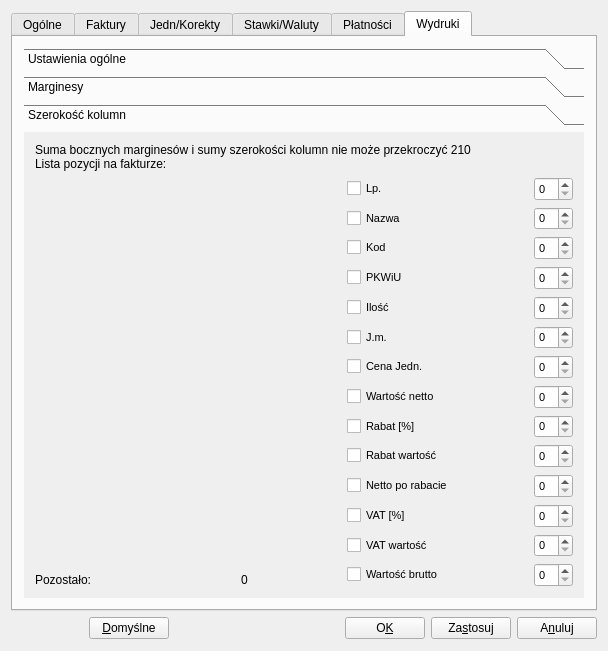
This is Ustawienia.ui in juliagoda/qfaktury as Qt 5 draws it before an edit. The edited form follows.
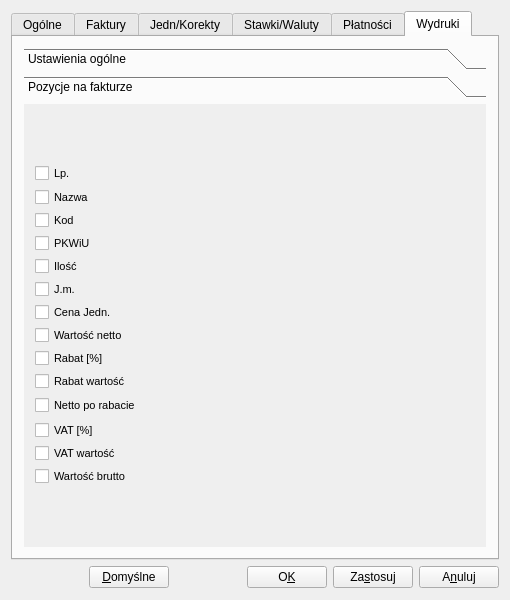
This is the edited form. The open tabs and pages were chosen to show the change.

Diff of the .ui file:
```diff
--- a/Ustawienia.ui
+++ b/Ustawienia.ui
@@ -5,8 +5,8 @@
    <rect>
     <x>0</x>
     <y>0</y>
-    <width>608</width>
-    <height>651</height>
+    <width>510</width>
+    <height>600</height>
    </rect>
   </property>
   <property name="sizePolicy" >
@@ -15,11 +15,17 @@
     <verstretch>0</verstretch>
    </sizepolicy>
   </property>
+  <property name="maximumSize" >
+   <size>
+    <width>510</width>
+    <height>600</height>
+   </size>
+  </property>
   <property name="windowTitle" >
    <string>Ustawienia</string>
   </property>
-  <layout class="QGridLayout" name="gridLayout_2" >
-   <item row="0" column="0" >
+  <layout class="QVBoxLayout" name="verticalLayout_5" >
+   <item>
     <widget class="QTabWidget" name="tabWidget2" >
      <property name="currentIndex" >
       <number>0</number>
@@ -933,7 +939,7 @@
        <string>Wydruki</string>
       </attribute>
       <layout class="QGridLayout" name="gridLayout_3" >
-       <item row="0" column="1" >
+       <item row="0" column="0" >
         <widget class="QToolBox" name="toolBox" >
          <property name="currentIndex" >
           <number>0</number>
@@ -943,108 +949,21 @@
            <rect>
             <x>0</x>
             <y>0</y>
-            <width>284</width>
-            <height>420</height>
+            <width>476</width>
+            <height>452</height>
            </rect>
           </property>
           <attribute name="label" >
            <string>Ustawienia ogólne</string>
           </attribute>
-          <layout class="QVBoxLayout" name="verticalLayout_4" >
-           <item>
-            <widget class="QGroupBox" name="groupBox" >
-             <property name="title" >
-              <string>Ustawienia przegladarki</string>
-             </property>
-             <property name="flat" >
-              <bool>false</bool>
-             </property>
-             <layout class="QGridLayout" name="gridLayout_6" >
-              <item row="0" column="0" >
-               <layout class="QHBoxLayout" name="horizontalLayout_7" >
-                <item>
-                 <widget class="QCheckBox" name="cbBrowser" >
-                  <property name="text" >
-                   <string>Domyślna systemowa</string>
-                  </property>
-                  <property name="checked" >
-                   <bool>true</bool>
-                  </property>
-                 </widget>
-                </item>
-                <item>
                  <layout class="QHBoxLayout" name="horizontalLayout_6" >
                   <item>
-                   <widget class="QLabel" name="textLabel2_3" >
-                    <property name="text" >
-                     <string>Inna:</string>
-                    </property>
-                    <property name="wordWrap" >
-                     <bool>false</bool>
-                    </property>
-                   </widget>
-                  </item>
-                  <item>
-                   <widget class="QLineEdit" name="editBrName" >
-                    <property name="enabled" >
-                     <bool>false</bool>
-                    </property>
-                   </widget>
-                  </item>
-                 </layout>
-                </item>
-               </layout>
-              </item>
-             </layout>
-            </widget>
-           </item>
-           <item>
-            <layout class="QHBoxLayout" name="_6" >
-             <item>
-              <widget class="QLabel" name="textLabel1_5" >
-               <property name="text" >
-                <string>Jakość dokumentu pdf:</string>
-               </property>
-               <property name="wordWrap" >
-                <bool>false</bool>
-               </property>
-              </widget>
-             </item>
-             <item>
-              <widget class="QComboBox" name="comboBox3" >
-               <item>
-                <property name="text" >
-                 <string>słaba</string>
-                </property>
-               </item>
-               <item>
-                <property name="text" >
-                 <string>średnia</string>
-                </property>
-               </item>
-               <item>
-                <property name="text" >
-                 <string>dobra</string>
-                </property>
-               </item>
-               <item>
-                <property name="text" >
-                 <string>b.dobra</string>
-                </property>
-               </item>
-              </widget>
-             </item>
-            </layout>
-           </item>
-           <item>
-            <layout class="QHBoxLayout" name="horizontalLayout_8" >
-             <item>
               <widget class="QGroupBox" name="groupBox_3" >
                <property name="title" >
                 <string>Dane użytkownika</string>
                </property>
-               <layout class="QGridLayout" name="gridLayout_4" >
-                <item rowspan="2" row="0" column="0" colspan="2" >
+             <layout class="QVBoxLayout" name="verticalLayout_10" >
+              <item>
                  <layout class="QHBoxLayout" name="_7" >
                   <item>
                    <spacer name="spacer52_2" >
@@ -1412,7 +1331,7 @@
                   </item>
                  </layout>
                 </item>
-                <item row="2" column="1" >
+              <item>
                  <spacer name="spacer55" >
                   <property name="orientation" >
                    <enum>Qt::Vertical</enum>
@@ -1436,8 +1355,8 @@
                <property name="title" >
                 <string>Dane klienta</string>
                </property>
-               <layout class="QGridLayout" name="gridLayout_7" >
-                <item row="0" column="0" >
+             <layout class="QVBoxLayout" name="verticalLayout_4" >
+              <item>
                  <layout class="QHBoxLayout" name="_17" >
                   <item>
                    <spacer name="spacer52_2_2" >
@@ -1805,109 +1724,8 @@
                   </item>
                  </layout>
                 </item>
-               </layout>
-              </widget>
-             </item>
-            </layout>
-           </item>
-          </layout>
-         </widget>
-         <widget class="QWidget" name="page_2" >
-          <property name="geometry" >
-           <rect>
-            <x>0</x>
-            <y>0</y>
-            <width>231</width>
-            <height>118</height>
-           </rect>
-          </property>
-          <attribute name="label" >
-           <string>Marginesy</string>
-          </attribute>
-          <layout class="QGridLayout" name="gridLayout_10" >
-           <item row="0" column="0" >
-            <layout class="QVBoxLayout" name="verticalLayout_7" >
              <item>
-              <widget class="QGroupBox" name="groupBox_5" >
-               <property name="title" >
-                <string>Marginesy</string>
-               </property>
-               <layout class="QGridLayout" name="gridLayout_8" >
-                <item row="0" column="0" >
-                 <layout class="QVBoxLayout" name="verticalLayout_5" >
-                  <item>
-                   <layout class="QHBoxLayout" name="_27" >
-                    <item>
-                     <layout class="QHBoxLayout" name="_28" >
-                      <item>
-                       <widget class="QLabel" name="textLabel3_2_2_2" >
-                        <property name="text" >
-                         <string>Prawy:</string>
-                        </property>
-                        <property name="wordWrap" >
-                         <bool>false</bool>
-                        </property>
-                       </widget>
-                      </item>
-                      <item>
-                       <widget class="QSpinBox" name="printSpinBoxRight" >
-                        <property name="maximum" >
-                         <number>30</number>
-                        </property>
-                        <property name="singleStep" >
-                         <number>1</number>
-                        </property>
-                        <property name="value" >
-                         <number>15</number>
-                        </property>
-                       </widget>
-                      </item>
-                     </layout>
-                    </item>
-                    <item>
-                     <spacer name="spacer59" >
-                      <property name="orientation" >
-                       <enum>Qt::Horizontal</enum>
-                      </property>
-                      <property name="sizeType" >
-                       <enum>QSizePolicy::Expanding</enum>
-                      </property>
-                      <property name="sizeHint" stdset="0" >
-                       <size>
-                        <width>40</width>
-                        <height>20</height>
-                       </size>
-                      </property>
-                     </spacer>
-                    </item>
-                    <item>
-                     <layout class="QHBoxLayout" name="_29" >
-                      <item>
-                       <widget class="QLabel" name="textLabel3_2_3_2" >
-                        <property name="text" >
-                         <string>Dolny:</string>
-                        </property>
-                        <property name="wordWrap" >
-                         <bool>false</bool>
-                        </property>
-                       </widget>
-                      </item>
-                      <item>
-                       <widget class="QSpinBox" name="printSpinBoxDown" >
-                        <property name="maximum" >
-                         <number>30</number>
-                        </property>
-                        <property name="value" >
-                         <number>15</number>
-                        </property>
-                       </widget>
-                      </item>
-                     </layout>
-                    </item>
-                   </layout>
-                  </item>
-                  <item>
-                   <spacer name="spacer60" >
+               <spacer name="spacer55_2" >
                     <property name="orientation" >
                      <enum>Qt::Vertical</enum>
                     </property>
@@ -1917,85 +1735,13 @@
                     <property name="sizeHint" stdset="0" >
                      <size>
                       <width>20</width>
-                      <height>20</height>
+                  <height>33</height>
                      </size>
                     </property>
                    </spacer>
                   </item>
-                  <item>
-                   <layout class="QHBoxLayout" name="_30" >
-                    <item>
-                     <layout class="QHBoxLayout" name="_31" >
-                      <item>
-                       <widget class="QLabel" name="textLabel3_2_5" >
-                        <property name="text" >
-                         <string>Lewy:</string>
-                        </property>
-                        <property name="wordWrap" >
-                         <bool>false</bool>
-                        </property>
-                       </widget>
-                      </item>
-                      <item>
-                       <widget class="QSpinBox" name="printSpinBoxLeft" >
-                        <property name="maximum" >
-                         <number>30</number>
-                        </property>
-                        <property name="value" >
-                         <number>15</number>
-                        </property>
-                       </widget>
-                      </item>
-                     </layout>
-                    </item>
-                    <item>
-                     <spacer name="spacer58" >
-                      <property name="orientation" >
-                       <enum>Qt::Horizontal</enum>
-                      </property>
-                      <property name="sizeType" >
-                       <enum>QSizePolicy::Expanding</enum>
-                      </property>
-                      <property name="sizeHint" stdset="0" >
-                       <size>
-                        <width>40</width>
-                        <height>20</height>
-                       </size>
-                      </property>
-                     </spacer>
-                    </item>
-                    <item>
-                     <layout class="QHBoxLayout" name="_32" >
-                      <item>
-                       <widget class="QLabel" name="textLabel3_2_4_2" >
-                        <property name="text" >
-                         <string>Górny:</string>
-                        </property>
-                        <property name="wordWrap" >
-                         <bool>false</bool>
-                        </property>
-                       </widget>
-                      </item>
-                      <item>
-                       <widget class="QSpinBox" name="printSpinBoxTop" >
-                        <property name="maximum" >
-                         <number>30</number>
-                        </property>
-                        <property name="value" >
-                         <number>15</number>
-                        </property>
-                       </widget>
-                      </item>
-                     </layout>
-                    </item>
-                   </layout>
-                  </item>
-                 </layout>
-                </item>
-               </layout>
-              </widget>
-             </item>
-            </layout>
+             </layout>
+            </widget>
            </item>
           </layout>
          </widget>
@@ -2004,88 +1750,15 @@
            <rect>
             <x>0</x>
             <y>0</y>
-            <width>520</width>
-            <height>446</height>
+            <width>574</width>
+            <height>474</height>
            </rect>
           </property>
           <attribute name="label" >
-           <string>Szerokość kolumn</string>
+           <string>Pozycje na fakturze</string>
           </attribute>
-          <layout class="QGridLayout" name="gridLayout_5" >
+          <layout class="QGridLayout" name="gridLayout" >
            <item row="0" column="0" >
-            <layout class="QVBoxLayout" name="verticalLayout_6" >
-             <item>
-              <widget class="QLabel" name="textLabel2" >
-               <property name="font" >
-                <font>
-                 <pointsize>9</pointsize>
-                </font>
-               </property>
-               <property name="text" >
-                <string>Suma bocznych marginesów i sumy szerokości kolumn nie może przekroczyć 210
-Lista pozycji na fakturze: </string>
-               </property>
-               <property name="wordWrap" >
-                <bool>true</bool>
-               </property>
-              </widget>
-             </item>
-             <item>
-              <layout class="QHBoxLayout" name="horizontalLayout_10" >
-               <item>
-                <layout class="QVBoxLayout" name="verticalLayout_8" >
-                 <item>
-                  <spacer name="verticalSpacer_2" >
-                   <property name="orientation" >
-                    <enum>Qt::Vertical</enum>
-                   </property>
-                   <property name="sizeHint" stdset="0" >
-                    <size>
-                     <width>20</width>
-                     <height>40</height>
-                    </size>
-                   </property>
-                  </spacer>
-                 </item>
-                 <item>
-                  <layout class="QHBoxLayout" name="horizontalLayout_9" >
-                   <item>
-                    <widget class="QLabel" name="textLabel2_5" >
-                     <property name="minimumSize" >
-                      <size>
-                       <width>200</width>
-                       <height>0</height>
-                      </size>
-                     </property>
-                     <property name="text" >
-                      <string>Pozostało: </string>
-                     </property>
-                     <property name="wordWrap" >
-                      <bool>false</bool>
-                     </property>
-                    </widget>
-                   </item>
-                   <item>
-                    <widget class="QLabel" name="sizeleft" >
-                     <property name="minimumSize" >
-                      <size>
-                       <width>100</width>
-                       <height>0</height>
-                      </size>
-                     </property>
-                     <property name="text" >
-                      <string>0</string>
-                     </property>
-                     <property name="wordWrap" >
-                      <bool>false</bool>
-                     </property>
-                    </widget>
-                   </item>
-                  </layout>
-                 </item>
-                </layout>
-               </item>
-               <item>
                 <layout class="QVBoxLayout" name="_33" >
                  <item>
                   <layout class="QHBoxLayout" name="_34" >
@@ -2129,21 +1802,6 @@
                      </property>
                     </spacer>
                    </item>
-                   <item>
-                    <widget class="QSpinBox" name="sb1" >
-                     <property name="maximumSize" >
-                      <size>
-                       <width>32767</width>
-                       <height>25</height>
-                      </size>
-                     </property>
-                     <property name="font" >
-                      <font>
-                       <pointsize>8</pointsize>
-                      </font>
-                     </property>
-                    </widget>
-                   </item>
                   </layout>
                  </item>
                  <item>
@@ -2188,21 +1846,6 @@
                      </property>
                     </spacer>
                    </item>
-                   <item>
-                    <widget class="QSpinBox" name="sb2" >
-                     <property name="maximumSize" >
-                      <size>
-                       <width>32767</width>
-                       <height>25</height>
-                      </size>
-                     </property>
-                     <property name="font" >
-                      <font>
-                       <pointsize>8</pointsize>
-                      </font>
-                     </property>
-                    </widget>
-                   </item>
                   </layout>
                  </item>
                  <item>
@@ -2247,21 +1890,6 @@
                      </property>
                     </spacer>
                    </item>
-                   <item>
-                    <widget class="QSpinBox" name="sb3" >
-                     <property name="maximumSize" >
-                      <size>
-                       <width>32767</width>
-                       <height>25</height>
-                      </size>
-                     </property>
-                     <property name="font" >
-                      <font>
-                       <pointsize>8</pointsize>
-                      </font>
-                     </property>
-                    </widget>
-                   </item>
                   </layout>
                  </item>
                  <item>
@@ -2306,21 +1934,6 @@
                      </property>
                     </spacer>
                    </item>
-                   <item>
-                    <widget class="QSpinBox" name="sb4" >
-                     <property name="maximumSize" >
-                      <size>
-                       <width>32767</width>
-                       <height>25</height>
-                      </size>
-                     </property>
-                     <property name="font" >
-                      <font>
-                       <pointsize>8</pointsize>
-                      </font>
-                     </property>
-                    </widget>
-                   </item>
                   </layout>
                  </item>
                  <item>
@@ -2365,21 +1978,6 @@
                      </property>
                     </spacer>
                    </item>
-                   <item>
-                    <widget class="QSpinBox" name="sb5" >
-                     <property name="maximumSize" >
-                      <size>
-                       <width>32767</width>
-                       <height>25</height>
-                      </size>
-                     </property>
-                     <property name="font" >
-                      <font>
-                       <pointsize>8</pointsize>
-                      </font>
-                     </property>
-                    </widget>
-                   </item>
                   </layout>
                  </item>
                  <item>
@@ -2424,21 +2022,6 @@
                      </property>
                     </spacer>
                    </item>
-                   <item>
-                    <widget class="QSpinBox" name="sb6" >
-                     <property name="maximumSize" >
-                      <size>
-                       <width>32767</width>
-                       <height>25</height>
-                      </size>
-                     </property>
-                     <property name="font" >
-                      <font>
-                       <pointsize>8</pointsize>
-                      </font>
-                     </property>
-                    </widget>
-                   </item>
                   </layout>
                  </item>
                  <item>
@@ -2483,21 +2066,6 @@
                      </property>
                     </spacer>
                    </item>
-                   <item>
-                    <widget class="QSpinBox" name="sb7" >
-                     <property name="maximumSize" >
-                      <size>
-                       <width>32767</width>
-                       <height>25</height>
-                      </size>
-                     </property>
-                     <property name="font" >
-                      <font>
-                       <pointsize>8</pointsize>
-                      </font>
-                     </property>
-                    </widget>
-                   </item>
                   </layout>
                  </item>
                  <item>
@@ -2542,21 +2110,6 @@
                      </property>
                     </spacer>
                    </item>
-                   <item>
-                    <widget class="QSpinBox" name="sb8" >
-                     <property name="maximumSize" >
-                      <size>
-                       <width>32767</width>
-                       <height>25</height>
-                      </size>
-                     </property>
-                     <property name="font" >
-                      <font>
-                       <pointsize>8</pointsize>
-                      </font>
-                     </property>
-                    </widget>
-                   </item>
                   </layout>
                  </item>
                  <item>
@@ -2601,21 +2154,6 @@
                      </property>
                     </spacer>
                    </item>
-                   <item>
-                    <widget class="QSpinBox" name="sb9" >
-                     <property name="maximumSize" >
-                      <size>
-                       <width>32767</width>
-                       <height>25</height>
-                      </size>
-                     </property>
-                     <property name="font" >
-                      <font>
-                       <pointsize>8</pointsize>
-                      </font>
-                     </property>
-                    </widget>
-                   </item>
                   </layout>
                  </item>
                  <item>
@@ -2660,21 +2198,6 @@
                      </property>
                     </spacer>
                    </item>
-                   <item>
-                    <widget class="QSpinBox" name="sb10" >
-                     <property name="maximumSize" >
-                      <size>
-                       <width>32767</width>
-                       <height>25</height>
-                      </size>
-                     </property>
-                     <property name="font" >
-                      <font>
-                       <pointsize>8</pointsize>
-                      </font>
-                     </property>
-                    </widget>
-                   </item>
                   </layout>
                  </item>
                  <item>
@@ -2719,21 +2242,6 @@
                      </property>
                     </spacer>
                    </item>
-                   <item>
-                    <widget class="QSpinBox" name="sb11" >
-                     <property name="maximumSize" >
-                      <size>
-                       <width>32767</width>
-                       <height>25</height>
-                      </size>
-                     </property>
-                     <property name="font" >
-                      <font>
-                       <pointsize>8</pointsize>
-                      </font>
-                     </property>
-                    </widget>
-                   </item>
                   </layout>
                  </item>
                  <item>
@@ -2778,21 +2286,6 @@
                      </property>
                     </spacer>
                    </item>
-                   <item>
-                    <widget class="QSpinBox" name="sb12" >
-                     <property name="maximumSize" >
-                      <size>
-                       <width>32767</width>
-                       <height>25</height>
-                      </size>
-                     </property>
-                     <property name="font" >
-                      <font>
-                       <pointsize>8</pointsize>
-                      </font>
-                     </property>
-                    </widget>
-                   </item>
                   </layout>
                  </item>
                  <item>
@@ -2837,21 +2330,6 @@
                      </property>
                     </spacer>
                    </item>
-                   <item>
-                    <widget class="QSpinBox" name="sb13" >
-                     <property name="maximumSize" >
-                      <size>
-                       <width>32767</width>
-                       <height>25</height>
-                      </size>
-                     </property>
-                     <property name="font" >
-                      <font>
-                       <pointsize>8</pointsize>
-                      </font>
-                     </property>
-                    </widget>
-                   </item>
                   </layout>
                  </item>
                  <item>
@@ -2896,38 +2374,19 @@
                      </property>
                     </spacer>
                    </item>
+              </layout>
+             </item>
+            </layout>
+           </item>
+          </layout>
+         </widget>
+        </widget>
+       </item>
+      </layout>
+     </widget>
+    </widget>
+   </item>
                    <item>
-                    <widget class="QSpinBox" name="sb14" >
-                     <property name="maximumSize" >
-                      <size>
-                       <width>32767</width>
-                       <height>25</height>
-                      </size>
-                     </property>
-                     <property name="font" >
-                      <font>
-                       <pointsize>8</pointsize>
-                      </font>
-                     </property>
-                    </widget>
-                   </item>
-                  </layout>
-                 </item>
-                </layout>
-               </item>
-              </layout>
-             </item>
-            </layout>
-           </item>
-          </layout>
-         </widget>
-        </widget>
-       </item>
-      </layout>
-     </widget>
-    </widget>
-   </item>
-   <item row="1" column="0" >
     <layout class="QHBoxLayout" name="horizontalLayout_11" >
      <item>
       <spacer>
```
Lines whose indentation alone changed are shown as unchanged.
